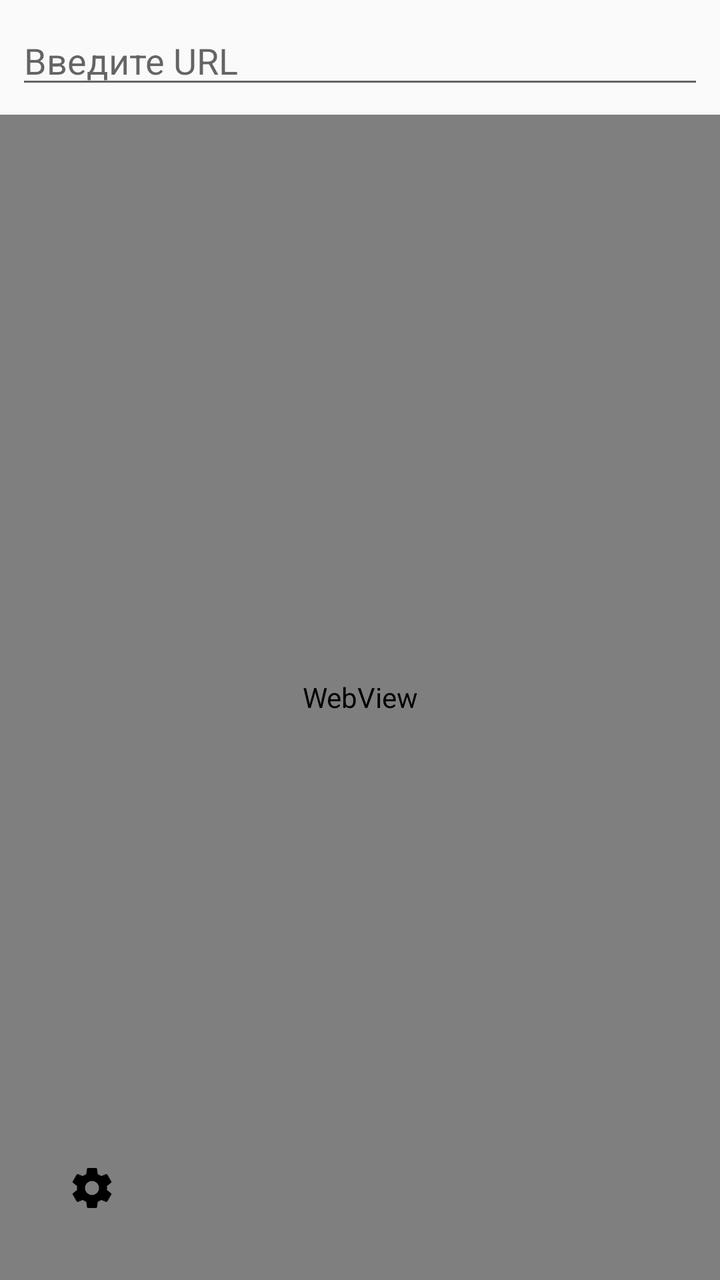
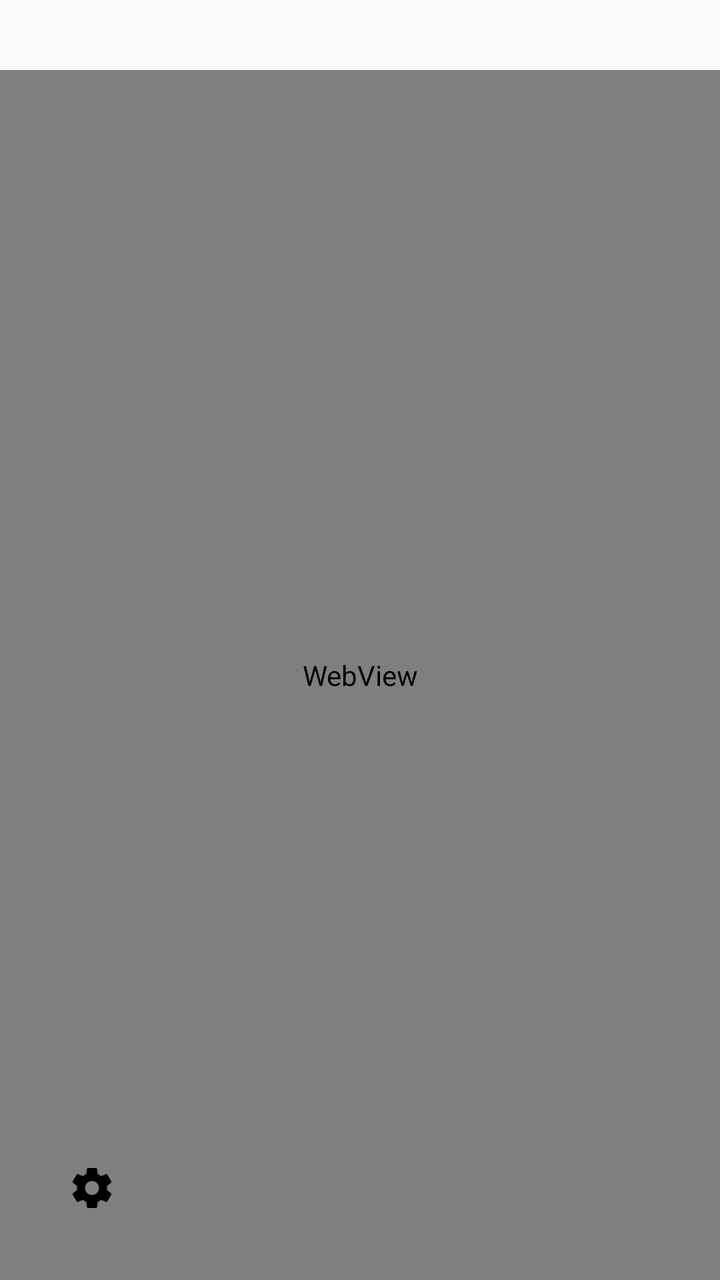

Screens rendered from an Android XML layout before and after an edit, with the pre-edit source and the edit as a unified diff.
<!-- AndroidManifest.xml: activity theme Theme.AppCompat.Light -->
<!-- res/layout/activity_main.xml -->
<?xml version="1.0" encoding="utf-8"?>
<RelativeLayout xmlns:android="http://schemas.android.com/apk/res/android"
    android:layout_width="match_parent"
    android:layout_height="match_parent">

    <LinearLayout
        android:id="@+id/topBar"
        android:layout_width="match_parent"
        android:layout_height="wrap_content"
        android:orientation="horizontal"
        android:padding="8dp">

        <EditText
            android:id="@+id/urlField"
            android:layout_width="0dp"
            android:layout_height="wrap_content"
            android:layout_weight="1"
            android:autofillHints=""
            android:hint="@string/enter_url"
            android:inputType="textUri" />
    </LinearLayout>

    <WebView
        android:id="@+id/webview"
        android:layout_width="match_parent"
        android:layout_height="match_parent"
        android:layout_below="@id/topBar" />

    <ImageButton
        android:id="@+id/settingsButton"
        android:layout_width="60dp"
        android:layout_height="60dp"
        android:layout_alignParentBottom="true"
        android:layout_margin="16dp"
        android:src="@drawable/ic_settings"
        android:contentDescription="@string/settings_title"
        android:background="#00FFFFFF" />

</RelativeLayout>
<!-- resources referenced by this layout -->
<resources>
  <!-- drawable ic_settings (drawable) -->
  <vector xmlns:android="http://schemas.android.com/apk/res/android"
          android:width="24dp"
          android:height="24dp"
          android:viewportWidth="24.0"
          android:viewportHeight="24.0">
      <path
          android:fillColor="#FF000000"
          android:pathData="M19.43,12.98c0.04,-0.32 0.07,-0.64 0.07,-0.98s-0.03,-0.66 -0.07,-0.98l2.11,-1.65c0.19,-0.15 0.24,-0.42 0.12,-0.64l-2,-3.46c-0.12,-0.22 -0.39,-0.3 -0.61,-0.22l-2.49,1c-0.52,-0.4 -1.08,-0.73 -1.69,-0.98l-0.38,-2.65C14.46,2.18 14.25,2 14,2h-4c-0.25,0 -0.46,0.18 -0.49,0.42l-0.38,2.65c-0.61,0.25 -1.17,0.59 -1.69,0.98l-2.49,-1c-0.23,-0.09 -0.49,0 -0.61,0.22l-2,3.46c-0.13,0.22 -0.07,0.49 0.12,0.64l2.11,1.65c-0.04,0.32 -0.07,0.65 -0.07,0.98s0.03,0.66 0.07,0.98l-2.11,1.65c-0.19,0.15 -0.24,0.42 -0.12,0.64l2,3.46c0.12,0.22 0.39,0.3 0.61,0.22l2.49,-1c0.52,0.4 1.08,0.73 1.69,0.98l0.38,2.65c0.03,0.24 0.24,0.42 0.49,0.42h4c0.25,0 0.46,-0.18 0.49,-0.42l0.38,-2.65c0.61,-0.25 1.17,-0.59 1.69,-0.98l2.49,1c0.23,0.09 0.49,0 0.61,-0.22l2,-3.46c0.12,-0.22 0.07,-0.49 -0.12,-0.64l-2.11,-1.65zM12,15.5c-1.93,0 -3.5,-1.57 -3.5,-3.5s1.57,-3.5 3.5,-3.5 3.5,1.57 3.5,3.5 -1.57,3.5 -3.5,3.5z"/>
  </vector>
  <string name="enter_url">Введите URL</string>
  <string name="settings_title">Настройки</string>
</resources>

<!-- the commit's change to res/layout/activity_main.xml (unified diff, before → after) -->
@@ -2,6 +2,12 @@
 <RelativeLayout xmlns:android="http://schemas.android.com/apk/res/android"
     android:layout_width="match_parent"
     android:layout_height="match_parent">
+
+    <WebView
+        android:id="@+id/webview"
+        android:layout_width="match_parent"
+        android:layout_height="match_parent"
+        android:layout_below="@id/topBar" />
 
     <LinearLayout
         android:id="@+id/topBar"
@@ -10,21 +16,14 @@
         android:orientation="horizontal"
         android:padding="8dp">
 
-        <EditText
+        <TextView
             android:id="@+id/urlField"
-            android:layout_width="0dp"
+            android:layout_width="wrap_content"
             android:layout_height="wrap_content"
-            android:layout_weight="1"
-            android:autofillHints=""
-            android:hint="@string/enter_url"
-            android:inputType="textUri" />
+            android:autofillHints=""/>
+
     </LinearLayout>
 
-    <WebView
-        android:id="@+id/webview"
-        android:layout_width="match_parent"
-        android:layout_height="match_parent"
-        android:layout_below="@id/topBar" />
 
     <ImageButton
         android:id="@+id/settingsButton"
<!-- resource entries referenced after the edit -->
@@ -10,7 +10,6 @@
           android:fillColor="#FF000000"
           android:pathData="M19.43,12.98c0.04,-0.32 0.07,-0.64 0.07,-0.98s-0.03,-0.66 -0.07,-0.98l2.11,-1.65c0.19,-0.15 0.24,-0.42 0.12,-0.64l-2,-3.46c-0.12,-0.22 -0.39,-0.3 -0.61,-0.22l-2.49,1c-0.52,-0.4 -1.08,-0.73 -1.69,-0.98l-0.38,-2.65C14.46,2.18 14.25,2 14,2h-4c-0.25,0 -0.46,0.18 -0.49,0.42l-0.38,2.65c-0.61,0.25 -1.17,0.59 -1.69,0.98l-2.49,-1c-0.23,-0.09 -0.49,0 -0.61,0.22l-2,3.46c-0.13,0.22 -0.07,0.49 0.12,0.64l2.11,1.65c-0.04,0.32 -0.07,0.65 -0.07,0.98s0.03,0.66 0.07,0.98l-2.11,1.65c-0.19,0.15 -0.24,0.42 -0.12,0.64l2,3.46c0.12,0.22 0.39,0.3 0.61,0.22l2.49,-1c0.52,0.4 1.08,0.73 1.69,0.98l0.38,2.65c0.03,0.24 0.24,0.42 0.49,0.42h4c0.25,0 0.46,-0.18 0.49,-0.42l0.38,-2.65c0.61,-0.25 1.17,-0.59 1.69,-0.98l2.49,1c0.23,0.09 0.49,0 0.61,-0.22l2,-3.46c0.12,-0.22 0.07,-0.49 -0.12,-0.64l-2.11,-1.65zM12,15.5c-1.93,0 -3.5,-1.57 -3.5,-3.5s1.57,-3.5 3.5,-3.5 3.5,1.57 3.5,3.5 -1.57,3.5 -3.5,3.5z"/>
   </vector>
-  <string name="enter_url">Введите URL</string>
   <string name="settings_title">Настройки</string>
 </resources>
 
